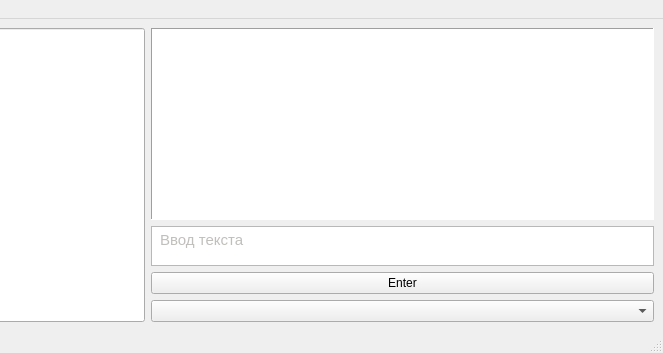
First picture: the form in main_function.ui, repository paxant/ZadNizza, before the edit; both pictures show x 367 to 1030 and y 0 to 353 of the 1030 by 353 pixel window.
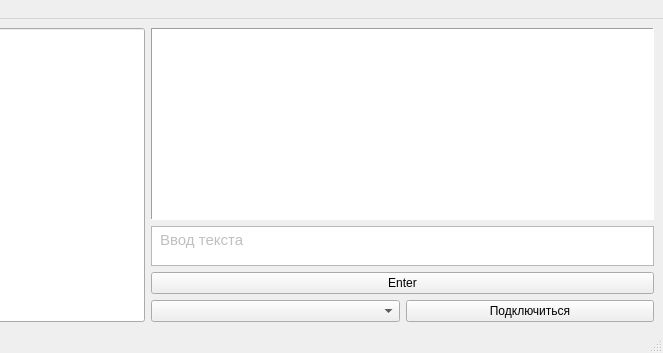
Second picture: the form after the edit.

The edit to the form file:
```diff
--- a/main_function.ui
+++ b/main_function.ui
@@ -39,7 +39,37 @@
   </property>
   <widget class="QWidget" name="centralwidget">
    <layout class="QGridLayout" name="gridLayout">
-    <item row="2" column="2">
+    <item row="3" column="1">
+     <layout class="QHBoxLayout" name="horizontalLayout">
+      <item>
+       <widget class="QComboBox" name="COM_PORT_CHOICE">
+        <property name="maximumSize">
+         <size>
+          <width>16777215</width>
+          <height>16777215</height>
+         </size>
+        </property>
+        <property name="styleSheet">
+         <string notr="true"/>
+        </property>
+       </widget>
+      </item>
+      <item>
+       <widget class="QPushButton" name="CONNECT">
+        <property name="maximumSize">
+         <size>
+          <width>16777215</width>
+          <height>16777215</height>
+         </size>
+        </property>
+        <property name="text">
+         <string>Подключиться</string>
+        </property>
+       </widget>
+      </item>
+     </layout>
+    </item>
+    <item row="1" column="1">
      <widget class="QTextEdit" name="ENTERING_COMMANDS">
       <property name="enabled">
        <bool>true</bool>
@@ -65,33 +95,7 @@
       </property>
      </widget>
     </item>
-    <item row="3" column="2">
-     <widget class="QPushButton" name="ENTERING">
-      <property name="enabled">
-       <bool>true</bool>
-      </property>
-      <property name="text">
-       <string>Enter</string>
-      </property>
-     </widget>
-    </item>
-    <item row="1" column="1">
-     <spacer name="horizontalSpacer">
-      <property name="orientation">
-       <enum>Qt::Horizontal</enum>
-      </property>
-      <property name="sizeHint" stdset="0">
-       <size>
-        <width>40</width>
-        <height>20</height>
-       </size>
-      </property>
-     </spacer>
-    </item>
-    <item row="4" column="2">
-     <widget class="QComboBox" name="COM_PORT_CHOICE"/>
-    </item>
-    <item row="0" column="2" rowspan="2">
+    <item row="0" column="1">
      <widget class="QTextEdit" name="OUTPIUT_CONSOLE">
       <property name="sizePolicy">
        <sizepolicy hsizetype="Preferred" vsizetype="Preferred">
@@ -125,7 +129,17 @@
       </property>
      </widget>
     </item>
-    <item row="0" column="0" rowspan="5" colspan="2">
+    <item row="2" column="1">
+     <widget class="QPushButton" name="ENTERING">
+      <property name="enabled">
+       <bool>true</bool>
+      </property>
+      <property name="text">
+       <string>Enter</string>
+      </property>
+     </widget>
+    </item>
+    <item row="0" column="0" rowspan="4">
      <widget class="QLineEdit" name="DONT_WORK">
       <property name="sizePolicy">
        <sizepolicy hsizetype="Expanding" vsizetype="Expanding">
```
